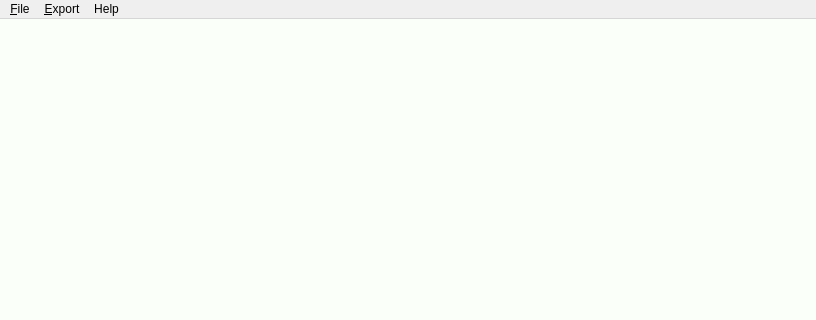
Above: pyjibe/head/main.ui from AFM-analysis/PyJibe before the change; both pictures show x 0 to 816 and y 0 to 320 of the 816 by 579 pixel window. Below: the same form after it.
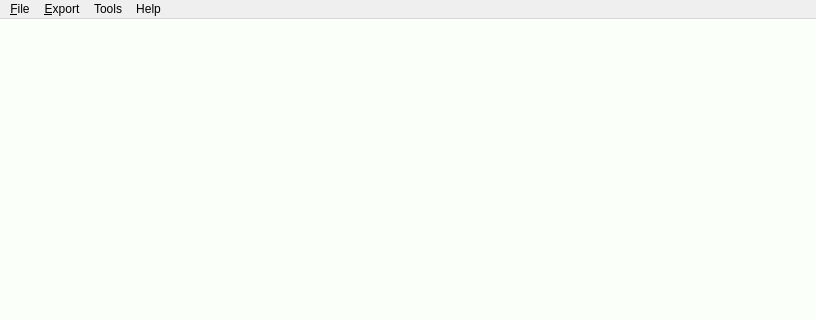
That is the form after the change.

Commit message: feat: add data conversion tool

```diff
--- a/pyjibe/head/main.ui
+++ b/pyjibe/head/main.ui
@@ -103,8 +103,15 @@
     <addaction name="separator"/>
     <addaction name="actionAbout"/>
    </widget>
+   <widget class="QMenu" name="menuTools">
+    <property name="title">
+     <string>Tools</string>
+    </property>
+    <addaction name="actionConvert_AFM_data"/>
+   </widget>
    <addaction name="menu_File"/>
    <addaction name="menuExport"/>
+   <addaction name="menuTools"/>
    <addaction name="menuHelp"/>
   </widget>
   <widget class="QStatusBar" name="statusbar"/>
```
Left out of the diff: 5 changed lines with no effect on the pictures. The commit also changes 5 other files.
